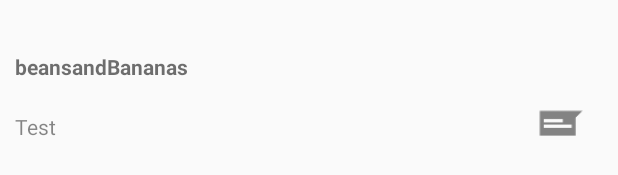
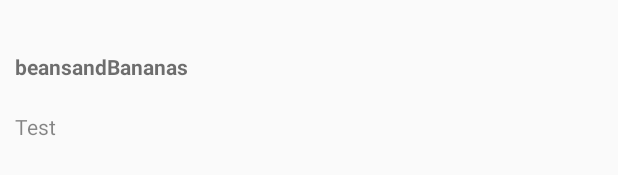
Before and after one commit to fit360/fit360, an Android app: the layout item_community_feed.xml on its own in the app's theme, with its tools: preview values and no code run, on a phone screen of 412 x 824 dp. Shown: the part 398-573 px from the top of the screen. Run offline under Robolectric (Android 15) with nearby library versions, the phone set to English and light mode, and no system bars; plain views replace RoundedImageView.

Commit message:
chat buttons removed from the feeds and the profile image takes you to the activity

```diff
--- a/app/src/main/res/layout/item_community_feed.xml
+++ b/app/src/main/res/layout/item_community_feed.xml
@@ -28,12 +28,4 @@
         android:text="Test"
         android:textColor="#78000000" />
         android:ellipsize="end" />
-    <ImageView
-        android:id="@+id/ivChat"
-        android:layout_width="35dp"
-        android:layout_height="35dp"
-        android:layout_alignParentRight="true"
-        android:layout_marginRight="20dp"
-        android:background="@drawable/ic_action_chat_dark"
-        android:layout_below="@id/ivProfilePic"/>
 </RelativeLayout>
```
Also changed, not shown: app/src/main/java/com/app/spott/adapters/PostsAdapter.java (+3 -6 lines).
